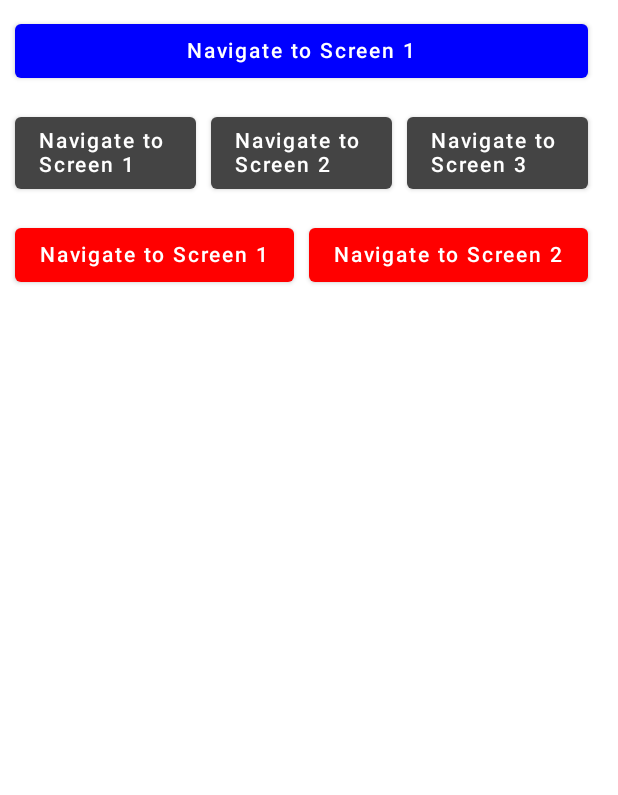
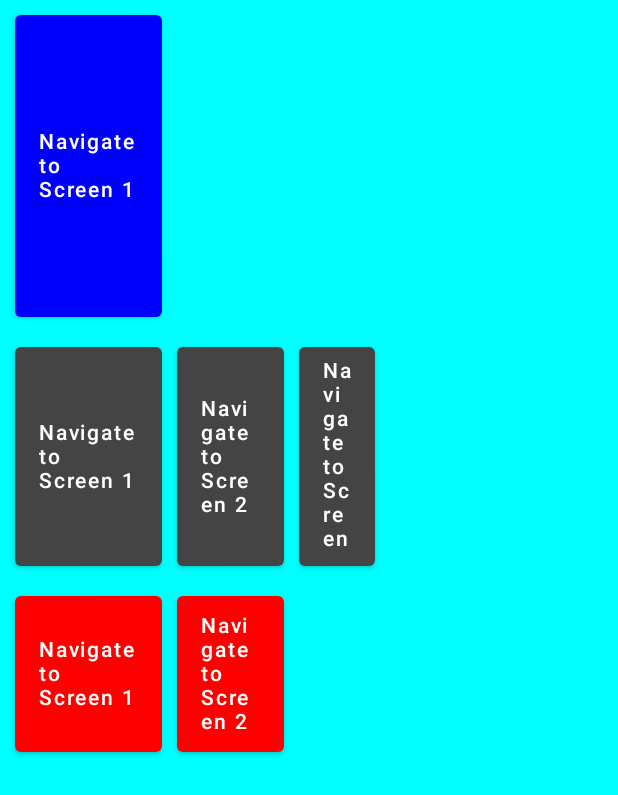
Before and after one commit to laurenyew/AgilityFitTodayApp, an Android app built with Jetpack Compose: the @Preview function NavAnimationScreen_Preview, on a phone screen of 412 x 824 dp. Shown: the top 795 px of the screen. Run offline under Robolectric (Android 15) with nearby library versions, the phone set to English and light mode, and no system bars.

Commit message:
TECH-6: Unable to make a button fill a whole screen. Limited by the box / surface structure under the scaffold. Also, we'd need to make it a composable screen rather than an activity. The activity flow has its own transitions which don't interact with compose.

```diff
--- a/android/AgilityFitTodayApp/app/src/main/java/com/laurenyew/agilityfittodayapp/ui/devsettings/animation/NavAnimationScreen.kt
+++ b/android/AgilityFitTodayApp/app/src/main/java/com/laurenyew/agilityfittodayapp/ui/devsettings/animation/NavAnimationScreen.kt
@@ -2,16 +2,26 @@ package com.laurenyew.agilityfittodayapp.ui.devsettings.animation
 
 import android.content.Context
 import android.content.Intent
+import androidx.compose.animation.core.animateFloat
+import androidx.compose.animation.core.tween
+import androidx.compose.animation.core.updateTransition
+import androidx.compose.foundation.background
+import androidx.compose.foundation.layout.Box
 import androidx.compose.foundation.layout.Column
 import androidx.compose.foundation.layout.Row
 import androidx.compose.foundation.layout.Spacer
-import androidx.compose.foundation.layout.fillMaxWidth
+import androidx.compose.foundation.layout.fillMaxSize
 import androidx.compose.foundation.layout.padding
 import androidx.compose.foundation.layout.width
 import androidx.compose.material.Button
 import androidx.compose.material.ButtonDefaults
+import androidx.compose.material.Surface
 import androidx.compose.material.Text
 import androidx.compose.runtime.Composable
+import androidx.compose.runtime.getValue
+import androidx.compose.runtime.mutableStateOf
+import androidx.compose.runtime.remember
+import androidx.compose.runtime.setValue
 import androidx.compose.ui.Modifier
 import androidx.compose.ui.graphics.Color
 import androidx.compose.ui.graphics.toArgb
@@ -24,10 +34,22 @@ import androidx.compose.ui.unit.dp
  */
 @Composable
 fun NavAnimationScreen() {
-    Column {
-        RowOfBoxes(numBoxes = 1)
-        RowOfBoxes(numBoxes = 3, boxColor = Color.DarkGray)
-        RowOfBoxes(numBoxes = 2, boxColor = Color.Red)
+    Surface(
+        modifier = Modifier
+            .fillMaxSize()
+            .background(Color.Yellow)
+    ) {
+        Box(
+            Modifier
+                .fillMaxSize()
+                .background(Color.Cyan)
+        ) {
+            Column {
+                RowOfBoxes(numBoxes = 1)
+                RowOfBoxes(numBoxes = 3, boxColor = Color.DarkGray)
+                RowOfBoxes(numBoxes = 2, boxColor = Color.Red)
+            }
+        }
     }
 }
 
@@ -38,12 +60,23 @@ fun RowOfBoxes(
     modifier: Modifier = Modifier
 ) {
     val context = LocalContext.current
+    var isButtonFillScreen by remember { mutableStateOf(false) }
+    val transition =
+        updateTransition(targetState = isButtonFillScreen, label = "button_fill_screen")
+
+    val buttonSize by transition.animateFloat(
+        transitionSpec = { tween(durationMillis = 2000) },
+        label = "button_height",
+        targetValueByState = { isLarge ->
+            if (isLarge) 1f else .25f
+        }
+    )
+
     Row(modifier = modifier.padding(10.dp)) {
         for (index in 1..numBoxes) {
             Button(
                 modifier = modifier
-                    .fillMaxWidth()
-                    .weight(1f),
+                    .fillMaxSize(buttonSize),
 
                 colors = ButtonDefaults.buttonColors(
                     backgroundColor = boxColor,
@@ -51,7 +84,8 @@ fun RowOfBoxes(
                 ),
 
                 onClick = {
-                    openNavActivity(context = context, color = boxColor, screenNum = index)
+                    isButtonFillScreen = !isButtonFillScreen
+//                    openNavActivity(context = context, color = boxColor, screenNum = index)
                 }
             ) {
                 Text("Navigate to Screen $index")
--- a/android/AgilityFitTodayApp/gradle.properties
+++ b/android/AgilityFitTodayApp/gradle.properties
@@ -26,10 +26,10 @@ kotlin_coroutines_version=1.6.4
 retrofit_version=2.9.0
 moshi_version=1.9.2
 dagger_version=2.28
-android_navigation_version=2.5.3
+android_navigation_version=2.6.0-rc1
 hilt_version=2.44
-paging_version=3.2.0-alpha03
-room_version=2.5.0
+paging_version=3.2.0-alpha05
+room_version=2.5.1
 lifecycle_version=2.5.1
 kapt.verbose=true
 android.defaults.buildfeatures.buildconfig=true
```
Also changed, not shown: android/AgilityFitTodayApp/app/build.gradle (+11 -9 lines).
